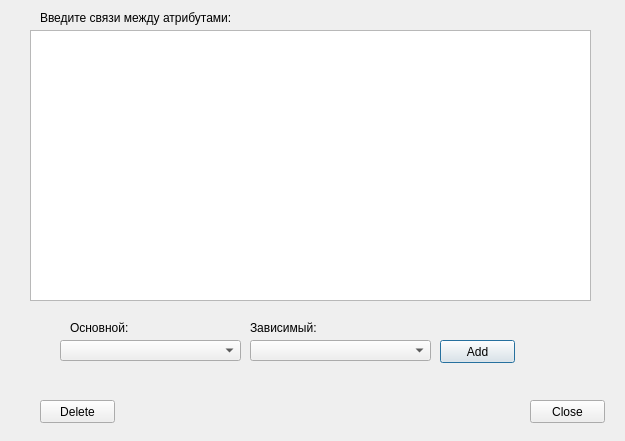
This is subwindows/connection.ui in ButtNaked/DBprom2 as Qt 5 draws it before an edit. The edited form follows.
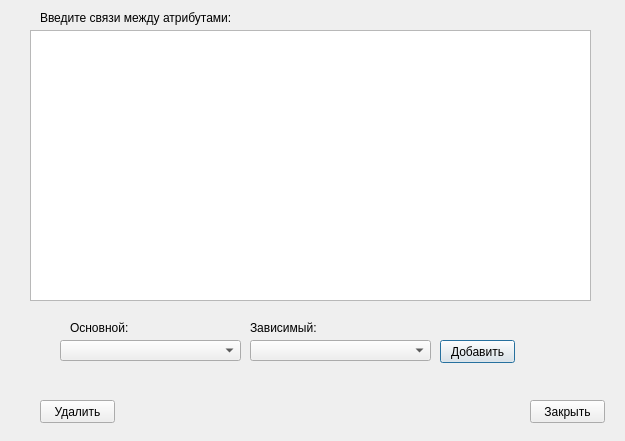
This is the edited form.

```diff
--- a/subwindows/connection.ui
+++ b/subwindows/connection.ui
@@ -55,7 +55,7 @@
     </rect>
    </property>
    <property name="text">
-    <string>Add</string>
+    <string>Добавить</string>
    </property>
   </widget>
   <widget class="QPushButton" name="deleteConButton">
@@ -68,7 +68,7 @@
     </rect>
    </property>
    <property name="text">
-    <string>Delete</string>
+    <string>Удалить</string>
    </property>
   </widget>
   <widget class="QPushButton" name="cancelButton">
@@ -81,7 +81,7 @@
     </rect>
    </property>
    <property name="text">
-    <string>Close</string>
+    <string>Закрыть</string>
    </property>
   </widget>
   <widget class="QTableWidget" name="tableWidget">
```
